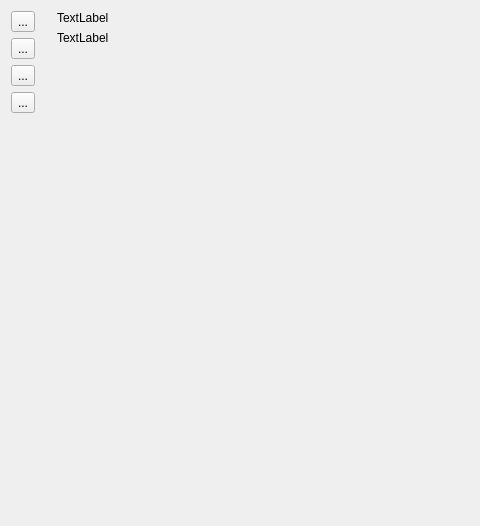
Old version of the form EnviroControl/MainWindow/MainWindow.ui in the repository arpadkov/EnviroControl; both pictures show x 0 to 480 and y 0 to 526 of the 754 by 526 pixel window.
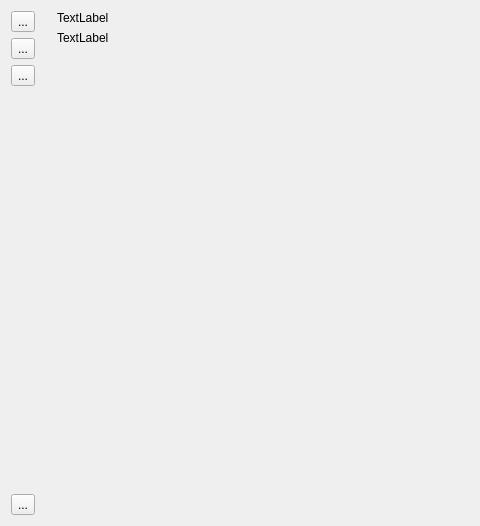
New version of the form. Custom widgets are drawn as their Qt base class.

Commit message: move close btn

The edit to the form file:
```diff
--- a/EnviroControl/MainWindow/MainWindow.ui
+++ b/EnviroControl/MainWindow/MainWindow.ui
@@ -54,13 +54,6 @@
          </property>
         </widget>
        </item>
-       <item>
-        <widget class="QToolButton" name="_close_btn">
-         <property name="text">
-          <string>...</string>
-         </property>
-        </widget>
-       </item>
        <item>
         <spacer name="verticalSpacer">
          <property name="orientation">
@@ -74,6 +67,13 @@
          </property>
         </spacer>
        </item>
+       <item>
+        <widget class="QToolButton" name="_close_btn">
+         <property name="text">
+          <string>...</string>
+         </property>
+        </widget>
+       </item>
       </layout>
      </widget>
     </item>
```
